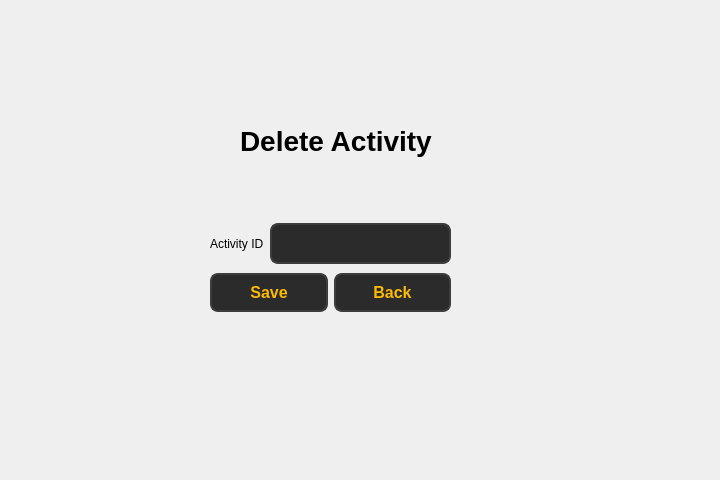
Qt form ui/faculty/faculty_delete_activity_window.ui (Soham1117/elearningApp) before a commit.
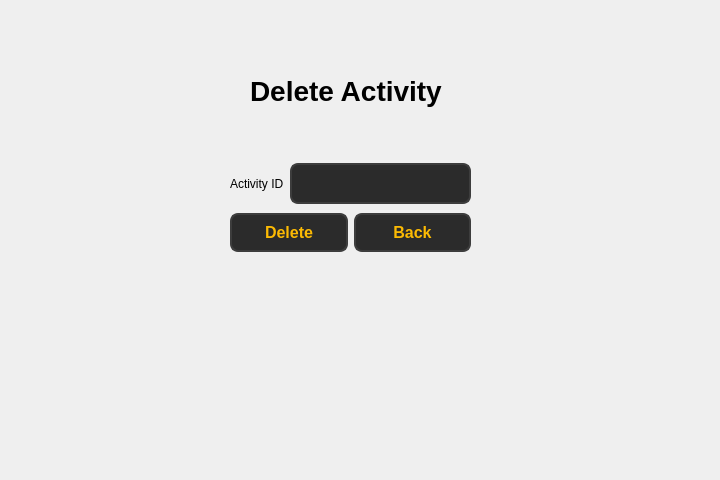
The same form after that commit.

Commit message: Changes made to UI of faculty pages.

```diff
--- a/ui/faculty/faculty_delete_activity_window.ui
+++ b/ui/faculty/faculty_delete_activity_window.ui
@@ -16,9 +16,9 @@
   <widget class="QLabel" name="label_3">
    <property name="geometry">
     <rect>
-     <x>240</x>
-     <y>120</y>
-     <width>211</width>
+     <x>250</x>
+     <y>70</y>
+     <width>201</width>
      <height>41</height>
     </rect>
    </property>
@@ -32,11 +32,11 @@
     <string>Delete Activity</string>
    </property>
   </widget>
-  <widget class="QWidget" name="">
+  <widget class="QWidget" name="layoutWidget">
    <property name="geometry">
     <rect>
-     <x>210</x>
-     <y>220</y>
+     <x>230</x>
+     <y>160</y>
      <width>241</width>
      <height>97</height>
     </rect>
@@ -107,7 +107,7 @@
     }</string>
         </property>
         <property name="text">
-         <string>Save</string>
+         <string>Delete</string>
         </property>
        </widget>
       </item>
```
The commit also changes 98 other files.
